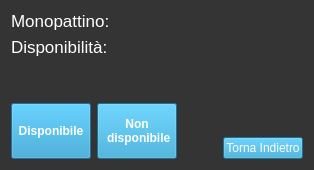
This is Viste/Amministratore/GUI/modifica_mezzo.ui in GiulianiM/Noleggio as Qt 5 draws it before an edit. The edited form follows.
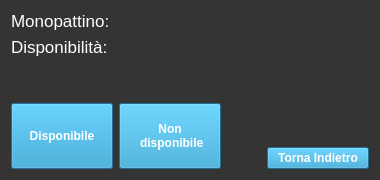
This is the edited form. Icons and pictures are not drawn.

```diff
--- a/Viste/Amministratore/GUI/modifica_mezzo.ui
+++ b/Viste/Amministratore/GUI/modifica_mezzo.ui
@@ -6,20 +6,20 @@
    <rect>
     <x>0</x>
     <y>0</y>
-    <width>314</width>
-    <height>170</height>
+    <width>380</width>
+    <height>180</height>
    </rect>
   </property>
   <property name="minimumSize">
    <size>
-    <width>314</width>
-    <height>170</height>
+    <width>380</width>
+    <height>180</height>
    </size>
   </property>
   <property name="maximumSize">
    <size>
-    <width>314</width>
-    <height>170</height>
+    <width>380</width>
+    <height>180</height>
    </size>
   </property>
   <property name="font">
@@ -214,6 +214,7 @@
            <property name="font">
             <font>
              <pointsize>9</pointsize>
+             <bold>true</bold>
             </font>
            </property>
            <property name="styleSheet">
```
